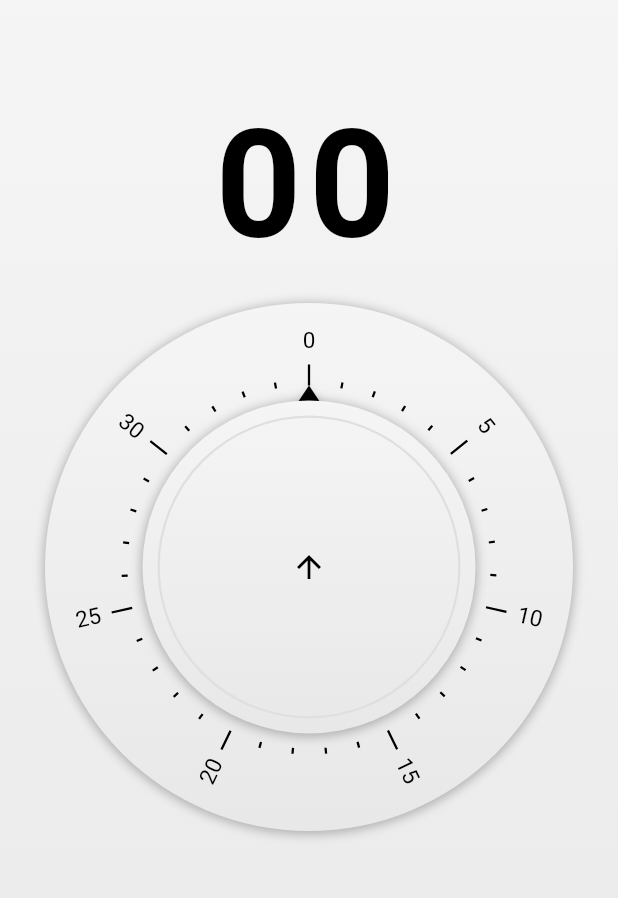
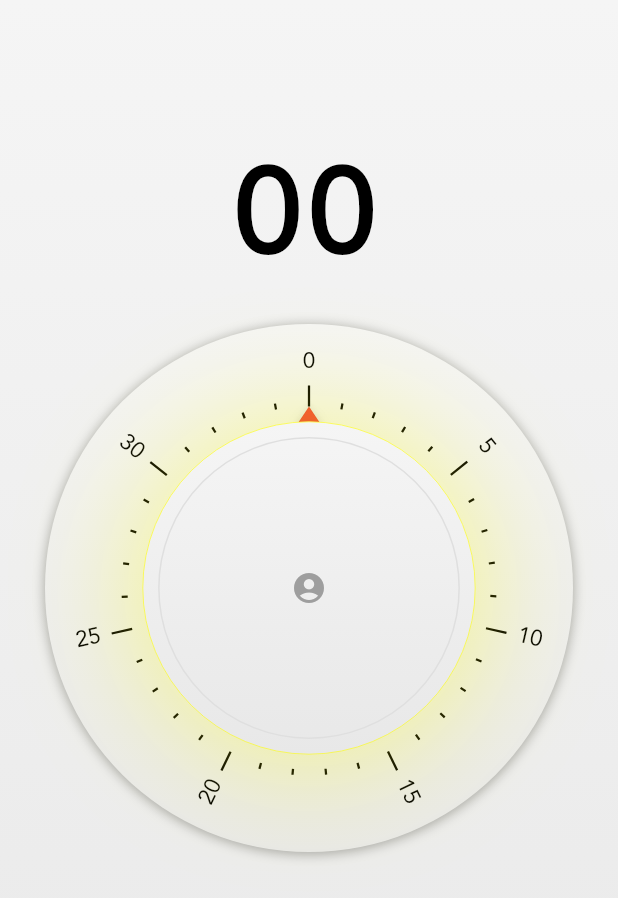
Before and after one commit to zayngdev/eggtimer, a Flutter app: the screen it shows after launch, on a phone screen of 412 x 824 dp. Shown: the top 898 px of the screen. Run offline on Flutter 3.47's test engine with Material 2 defaults, Android fonts, the phone set to English and light mode, and no system bars; our stand-ins replace audioplayers, flutter_local_notifications; missing offline and left inert: fluttery_dart2.

Commit message:
Added: Improve the User interface

```diff
--- a/lib/egg_timer.dart
+++ b/lib/egg_timer.dart
@@ -104,10 +104,6 @@ class EggTimer{
   }
 
   reset() {
-    if(state == EggTimerState.paused){
-
-    }
-
     state = EggTimerState.ready;
     _currentTime = const Duration(seconds: 0);
     lastStartTime = _currentTime;
--- a/lib/egg_timer_button.dart
+++ b/lib/egg_timer_button.dart
@@ -31,6 +31,7 @@ class EggTimerButton extends StatelessWidget {
             Text(
               text,
               style: TextStyle(
+                  fontFamily: "SourceHans",
                   fontSize: 20,
                   fontWeight: FontWeight.bold,
                   letterSpacing: 2.0
--- a/lib/egg_timer_dial.dart
+++ b/lib/egg_timer_dial.dart
@@ -233,6 +233,7 @@ class TickPainter extends CustomPainter {
           textDirection: TextDirection.ltr,
         ),
         textStyle = TextStyle(
+          fontFamily: "AvenirLTStd-Black",
           color: Colors.black,
           fontSize: 15.0,
         ) {
--- a/lib/egg_timer_knob.dart
+++ b/lib/egg_timer_knob.dart
@@ -29,7 +29,7 @@ class _EggTimerDialKnobState extends State<EggTimerDialKnob> {
             ),
           ),
           Container(    // Inner circle
-            padding: EdgeInsets.all(10),
+            padding: EdgeInsets.all(0),
             decoration: BoxDecoration(
                 shape: BoxShape.circle,
                 gradient: LinearGradient(
@@ -39,9 +39,9 @@ class _EggTimerDialKnobState extends State<EggTimerDialKnob> {
                 ),
                 boxShadow: [
                   BoxShadow(
-                    color: Color(0x44000000),
-                    blurRadius: 5.0,
-                    spreadRadius: 1.0,
+                    color: Colors.yellowAccent.withOpacity(0.4),
+                    blurRadius: 70.0,
+                    spreadRadius: 5.0,
                     offset: Offset(0.0, 1.0),
                   )
                 ]
@@ -51,25 +51,37 @@ class _EggTimerDialKnobState extends State<EggTimerDialKnob> {
               decoration: BoxDecoration(
                   shape: BoxShape.circle,
                   border: Border.all(
-                      color: Color(0xFFDFDFDF),
-                      width: 1.5
+                      //color: Color(0xFFDFDFDF),
+                      color: Colors.yellowAccent.withOpacity(1),
+                      width: 0.4
                   )
               ),
-
-              child: Center(
-                child: Transform(
-                  transform: Matrix4.rotationY(2 * 3.14 * widget.rotationPercent),
-                  alignment: Alignment.center,
-                  child: Icon(Icons.arrow_upward,
-                    color: Colors.black,),
-                ),
-              ) ,
+              child:  Container(
+                margin: EdgeInsets.all(10),
+                  decoration: BoxDecoration(
+                      shape: BoxShape.circle,
+                      border: Border.all(
+                        color: Color(0xFFDFDFDF),
+                          width: 1
+                      )
+                  ),
+                  child:Center(
+                    child: Transform(
+                      transform: Matrix4.rotationY(2 * 3.14 * widget.rotationPercent),
+                      alignment: Alignment.center,
+                      child: Icon(Icons.account_circle,
+                        color: Colors.grey,),
+                    ),
+                  ) ,
+              ),
             ),
           ),
         ]
     );
   }
 }
+
+
 
 class ArrowPainter extends CustomPainter {
 
@@ -78,7 +90,7 @@ class ArrowPainter extends CustomPainter {
 
   ArrowPainter({this.rotationPercent})
       : dialArrowPaint = new Paint() {
-    dialArrowPaint.color = Colors.black;
+    dialArrowPaint.color = Colors.red;
     dialArrowPaint.style = PaintingStyle.fill;
 
   }
--- a/lib/egg_timer_time_display.com.dart
+++ b/lib/egg_timer_time_display.com.dart
@@ -94,8 +94,9 @@ class _EggTimerTimeDisplayState extends State<EggTimerTimeDisplay>
               formattedSelectionTime,
               textAlign: TextAlign.center,
               style: TextStyle(
+                fontFamily: "AvenirLTStd-Black",
                   color: Colors.black,
-                  fontSize: 100,
+                  fontSize: 80,
                   fontWeight: FontWeight.bold,
                   letterSpacing: 5.0
               ),
@@ -108,8 +109,9 @@ class _EggTimerTimeDisplayState extends State<EggTimerTimeDisplay>
               formattedCountdownTime,
               textAlign: TextAlign.center,
               style: TextStyle(
+                fontFamily: "AvenirLTStd-Black",
                   color: Colors.black,
-                  fontSize: 100,
+                  fontSize: 80,
                   fontWeight: FontWeight.bold,
                   letterSpacing: 5.0
               ),
--- a/lib/main.dart
+++ b/lib/main.dart
@@ -100,7 +100,7 @@ class _MyHomePageState extends State<MyHomePage> {
         )),
         child: Center(
           child: Padding(
-            padding: const EdgeInsets.only(top:30.0),
+            padding: const EdgeInsets.only(top:65.0),
             child: Column(
               mainAxisAlignment: MainAxisAlignment.spaceAround,
               children: <Widget>[
```
Also changed, not shown: pubspec.yaml (+13 -0 lines), assets/fonts/AvenirLTStd-Black.otf (added), assets/fonts/AvenirLTStd-Book.otf (added), assets/fonts/AvenirLTStd-Roman.otf (added), assets/fonts/Raleway-Regular.ttf (added), 11 other files.
